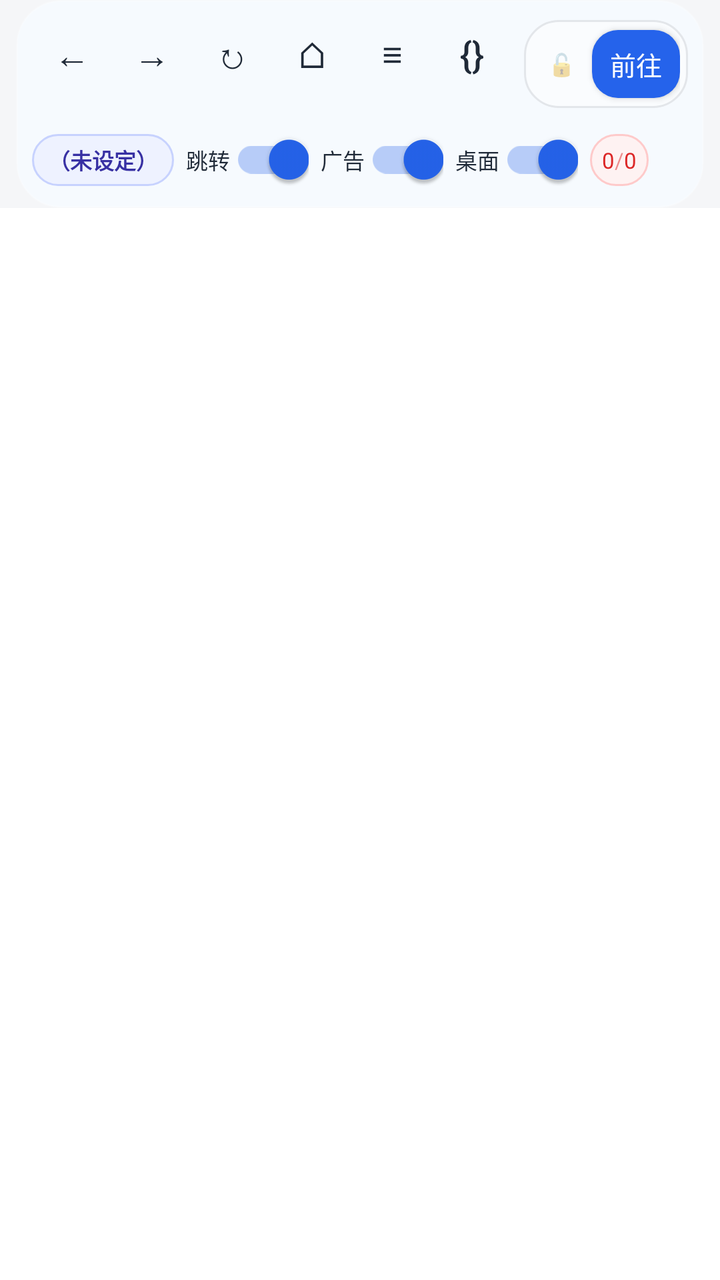
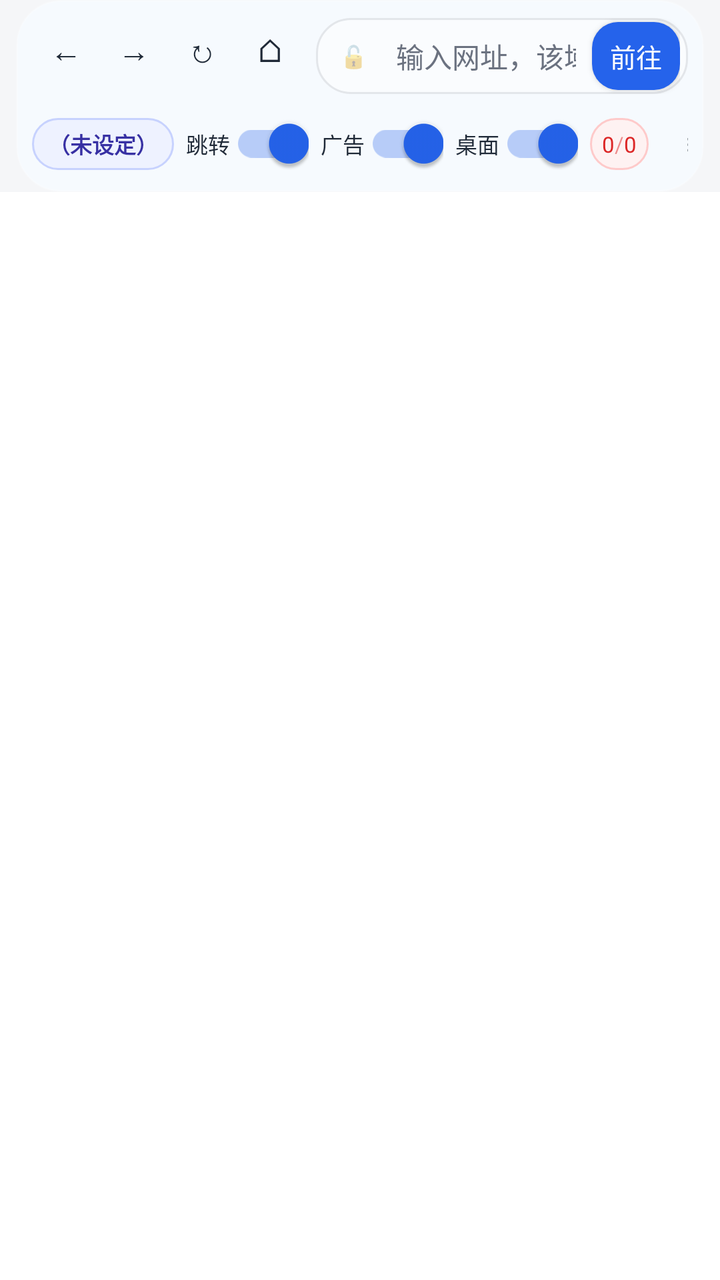

Two renders of the same Android screen: before a commit and after it. Below are the layout's source before the change and the commit's diff.
<!-- AndroidManifest.xml: application theme Theme.SiteLockBrowser -->
<!-- res/layout/activity_main.xml -->
<?xml version="1.0" encoding="utf-8"?>
<LinearLayout xmlns:android="http://schemas.android.com/apk/res/android"
    xmlns:app="http://schemas.android.com/apk/res-auto"
    android:layout_width="match_parent"
    android:layout_height="match_parent"
    android:orientation="vertical"
    android:background="@color/bg"
    android:fitsSystemWindows="false">

    
    <LinearLayout
        android:id="@+id/toolbarBlur"
        android:layout_width="match_parent"
        android:layout_height="wrap_content"
        android:layout_marginStart="8dp"
        android:layout_marginEnd="8dp"
        android:layout_marginTop="0dp"
        android:background="@drawable/glass_card_bg"
        android:elevation="6dp"
        android:orientation="vertical">

        <LinearLayout
            android:id="@+id/toolbarContent"
            android:layout_width="match_parent"
            android:layout_height="wrap_content"
            android:orientation="vertical"
            android:paddingStart="8dp"
            android:paddingEnd="8dp"
            android:paddingTop="8dp"
            android:paddingBottom="8dp">

            
            <LinearLayout
                android:layout_width="match_parent"
                android:layout_height="48dp"
                android:orientation="horizontal"
                android:gravity="center_vertical">

                <LinearLayout
                    android:layout_width="wrap_content"
                    android:layout_height="match_parent"
                    android:orientation="horizontal">

                    <Button
                        android:id="@+id/btnBack"
                        style="@style/NavButton"
                        android:text="←" />

                    <Button
                        android:id="@+id/btnForward"
                        style="@style/NavButton"
                        android:text="→" />

                    <Button
                        android:id="@+id/btnReload"
                        style="@style/NavButton"
                        android:text="↻" />

                    <Button
                        android:id="@+id/btnHome"
                        style="@style/NavButton"
                        android:text="⌂" />

                    <Button
                        android:id="@+id/btnHistory"
                        style="@style/NavButton"
                        android:text="≡" />

                    <Button
                        android:id="@+id/btnScripts"
                        style="@style/NavButton"
                        android:text="{}" />
                </LinearLayout>

                <FrameLayout
                    android:layout_width="0dp"
                    android:layout_height="44dp"
                    android:layout_weight="1"
                    android:layout_marginStart="6dp"
                    android:background="@drawable/addr_bg"
                    android:paddingStart="12dp"
                    android:paddingEnd="4dp">

                    <TextView
                        android:id="@+id/lockIcon"
                        android:layout_width="wrap_content"
                        android:layout_height="match_parent"
                        android:gravity="center"
                        android:text="🔓"
                        android:textSize="11sp"
                        android:alpha="0.7"
                        android:layout_gravity="start|center_vertical" />

                    <EditText
                        android:id="@+id/urlInput"
                        android:layout_width="match_parent"
                        android:layout_height="match_parent"
                        android:layout_marginStart="22dp"
                        android:layout_marginEnd="46dp"
                        android:background="@null"
                        android:hint="@string/hint_url"
                        android:textColorHint="@color/muted"
                        android:textSize="14sp"
                        android:textColor="@color/text"
                        android:inputType="textUri"
                        android:imeOptions="actionGo"
                        android:singleLine="true"
                        android:paddingStart="6dp"
                        android:paddingEnd="6dp" />

                    <Button
                        android:id="@+id/btnGo"
                        android:layout_width="44dp"
                        android:layout_height="34dp"
                        android:layout_gravity="end|center_vertical"
                        android:background="@drawable/go_btn_bg"
                        android:text="@string/go"
                        android:textColor="@color/white"
                        android:textSize="13sp"
                        android:minWidth="0dp"
                        android:minHeight="0dp"
                        android:padding="0dp" />
                </FrameLayout>
            </LinearLayout>

            
            <LinearLayout
                android:id="@+id/toolbarRowB"
                android:layout_width="match_parent"
                android:layout_height="32dp"
                android:layout_marginTop="8dp"
                android:orientation="horizontal"
                android:gravity="center_vertical">

                <LinearLayout
                    android:layout_width="wrap_content"
                    android:layout_height="26dp"
                    android:orientation="horizontal"
                    android:gravity="center_vertical"
                    android:background="@drawable/chip_bg"
                    android:paddingStart="8dp"
                    android:paddingEnd="8dp">

                    <TextView
                        android:id="@+id/homeDomain"
                        android:layout_width="wrap_content"
                        android:layout_height="wrap_content"
                        android:text="@string/home_none"
                        android:textColor="@color/chip_text"
                        android:textSize="11sp"
                        android:textStyle="bold"
                        android:maxWidth="100dp"
                        android:singleLine="true"
                        android:ellipsize="end" />
                </LinearLayout>

                <androidx.appcompat.widget.SwitchCompat
                    android:id="@+id/toggleRedirects"
                    android:layout_width="wrap_content"
                    android:layout_height="26dp"
                    android:layout_marginStart="6dp"
                    android:checked="true"
                    android:text="@string/toggle_redirects_short"
                    android:textSize="11sp"
                    android:textColor="@color/text" />

                <androidx.appcompat.widget.SwitchCompat
                    android:id="@+id/toggleAds"
                    android:layout_width="wrap_content"
                    android:layout_height="26dp"
                    android:layout_marginStart="6dp"
                    android:checked="true"
                    android:text="@string/toggle_ads_short"
                    android:textSize="11sp"
                    android:textColor="@color/text" />

                <androidx.appcompat.widget.SwitchCompat
                    android:id="@+id/toggleDesktop"
                    android:layout_width="wrap_content"
                    android:layout_height="26dp"
                    android:layout_marginStart="6dp"
                    android:checked="true"
                    android:text="@string/toggle_desktop_short"
                    android:textSize="11sp"
                    android:textColor="@color/text" />

                <LinearLayout
                    android:id="@+id/countsBox"
                    android:layout_width="wrap_content"
                    android:layout_height="26dp"
                    android:orientation="horizontal"
                    android:gravity="center_vertical"
                    android:layout_marginStart="6dp"
                    android:background="@drawable/count_bg"
                    android:paddingStart="6dp"
                    android:paddingEnd="6dp"
                    android:clickable="true"
                    android:focusable="true">

                    <TextView
                        android:id="@+id/redirectCount"
                        android:layout_width="wrap_content"
                        android:layout_height="wrap_content"
                        android:text="0"
                        android:textColor="@color/danger"
                        android:textSize="11sp" />

                    <TextView
                        android:layout_width="wrap_content"
                        android:layout_height="wrap_content"
                        android:text="/"
                        android:textColor="@color/danger"
                        android:textSize="11sp"
                        android:alpha="0.5" />

                    <TextView
                        android:id="@+id/adCount"
                        android:layout_width="wrap_content"
                        android:layout_height="wrap_content"
                        android:text="0"
                        android:textColor="@color/danger"
                        android:textSize="11sp" />
                </LinearLayout>

                <TextView
                    android:id="@+id/statusText"
                    android:layout_width="0dp"
                    android:layout_height="match_parent"
                    android:layout_weight="1"
                    android:gravity="end|center_vertical"
                    android:text="@string/status_ready"
                    android:textColor="@color/muted"
                    android:textSize="12sp"
                    android:singleLine="true"
                    android:ellipsize="end"
                    android:paddingStart="8dp" />
            </LinearLayout>
        </LinearLayout>
    </LinearLayout>

    
    <FrameLayout
        android:id="@+id/webContainer"
        android:layout_width="match_parent"
        android:layout_height="0dp"
        android:layout_weight="1"
        android:background="@color/white" />

</LinearLayout>
<!-- resources referenced by this layout -->
<resources>
  <color name="bg">#F5F6F8</color>
  <color name="chip_text">#3730A3</color>
  <color name="danger">#DC2626</color>
  <color name="muted">#6B7280</color>
  <color name="text">#1F2937</color>
  <color name="white">#FFFFFF</color>
  <!-- drawable addr_bg (drawable) -->
  <?xml version="1.0" encoding="utf-8"?>
  <shape xmlns:android="http://schemas.android.com/apk/res/android" android:shape="rectangle">
      <solid android:color="@color/glass_addr_bg" />
      <stroke android:width="1dp" android:color="@color/border" />
      <corners android:radius="17dp" />
  </shape>
  <!-- drawable chip_bg (drawable) -->
  <?xml version="1.0" encoding="utf-8"?>
  <shape xmlns:android="http://schemas.android.com/apk/res/android" android:shape="rectangle">
      <solid android:color="@color/chip_bg" />
      <stroke android:width="1dp" android:color="@color/chip_border" />
      <corners android:radius="13dp" />
  </shape>
  <!-- drawable count_bg (drawable) -->
  <?xml version="1.0" encoding="utf-8"?>
  <shape xmlns:android="http://schemas.android.com/apk/res/android" android:shape="rectangle">
      <solid android:color="@color/count_bg" />
      <stroke android:width="1dp" android:color="@color/count_border" />
      <corners android:radius="13dp" />
  </shape>
  <!-- drawable glass_card_bg (drawable) -->
  <?xml version="1.0" encoding="utf-8"?>
  <shape xmlns:android="http://schemas.android.com/apk/res/android" android:shape="rectangle">
      <solid android:color="@color/glass_card" />
      <stroke android:width="1dp" android:color="@color/glass_border" />
      <corners android:radius="22dp" />
  </shape>
  <!-- drawable go_btn_bg (drawable) -->
  <?xml version="1.0" encoding="utf-8"?>
  <shape xmlns:android="http://schemas.android.com/apk/res/android" android:shape="rectangle">
      <solid android:color="@color/accent" />
      <corners android:radius="13dp" />
  </shape>
  <string name="go">前往</string>
  <string name="hint_url">输入网址，该域名将作为「本网站」</string>
  <string name="home_none">（未设定）</string>
  <string name="status_ready">就绪</string>
  <string name="toggle_ads_short">广告</string>
  <string name="toggle_desktop_short">桌面</string>
  <string name="toggle_redirects_short">跳转</string>
  <style name="NavButton">
          <item name="android:layout_width">38dp</item>
          <item name="android:layout_height">38dp</item>
          <item name="android:layout_marginStart">1dp</item>
          <item name="android:layout_marginEnd">1dp</item>
          <item name="android:minWidth">0dp</item>
          <item name="android:minHeight">0dp</item>
          <item name="android:padding">0dp</item>
          <item name="android:background">?attr/selectableItemBackgroundBorderless</item>
          <item name="android:textSize">18sp</item>
          <item name="android:textColor">@color/text</item>
      </style>
  <color name="glass_addr_bg">#80FFFFFF</color>
  <color name="border">#E3E6EA</color>
  <color name="chip_bg">#EEF2FF</color>
  <color name="chip_border">#C7D2FE</color>
  <color name="count_bg">#FEF2F2</color>
  <color name="count_border">#FECACA</color>
  <color name="glass_card">#E8F7FBFF</color>
  <color name="glass_border">#33FFFFFF</color>
  <color name="accent">#2563EB</color>
  <color name="accent_dark">#1D4ED8</color>
  <!-- unchanged entries left out for length: 1 -->
</resources>

<!-- the commit's change to res/layout/activity_main.xml (unified diff, before → after) -->
@@ -32,7 +32,7 @@
             
             <LinearLayout
                 android:layout_width="match_parent"
-                android:layout_height="48dp"
+                android:layout_height="40dp"
                 android:orientation="horizontal"
                 android:gravity="center_vertical">
 
@@ -60,21 +60,11 @@
                         android:id="@+id/btnHome"
                         style="@style/NavButton"
                         android:text="⌂" />
-
-                    <Button
-                        android:id="@+id/btnHistory"
-                        style="@style/NavButton"
-                        android:text="≡" />
-
-                    <Button
-                        android:id="@+id/btnScripts"
-                        style="@style/NavButton"
-                        android:text="{}" />
                 </LinearLayout>
 
                 <FrameLayout
                     android:layout_width="0dp"
-                    android:layout_height="44dp"
+                    android:layout_height="38dp"
                     android:layout_weight="1"
                     android:layout_marginStart="6dp"
                     android:background="@drawable/addr_bg"
@@ -222,6 +212,17 @@
                         android:textSize="11sp" />
                 </LinearLayout>
 
+                <Button
+                    android:id="@+id/btnHistory"
+                    style="@style/NavButton"
+                    android:layout_marginStart="6dp"
+                    android:text="≡" />
+
+                <Button
+                    android:id="@+id/btnScripts"
+                    style="@style/NavButton"
+                    android:text="{}" />
+
                 <TextView
                     android:id="@+id/statusText"
                     android:layout_width="0dp"
<!-- resource entries referenced after the edit -->
@@ -48,15 +48,15 @@
   <string name="toggle_desktop_short">桌面</string>
   <string name="toggle_redirects_short">跳转</string>
   <style name="NavButton">
-          <item name="android:layout_width">38dp</item>
-          <item name="android:layout_height">38dp</item>
-          <item name="android:layout_marginStart">1dp</item>
-          <item name="android:layout_marginEnd">1dp</item>
+          <item name="android:layout_width">34dp</item>
+          <item name="android:layout_height">34dp</item>
+          <item name="android:layout_marginStart">0dp</item>
+          <item name="android:layout_marginEnd">0dp</item>
           <item name="android:minWidth">0dp</item>
           <item name="android:minHeight">0dp</item>
           <item name="android:padding">0dp</item>
           <item name="android:background">?attr/selectableItemBackgroundBorderless</item>
-          <item name="android:textSize">18sp</item>
+          <item name="android:textSize">16sp</item>
           <item name="android:textColor">@color/text</item>
       </style>
   <color name="glass_addr_bg">#80FFFFFF</color>
